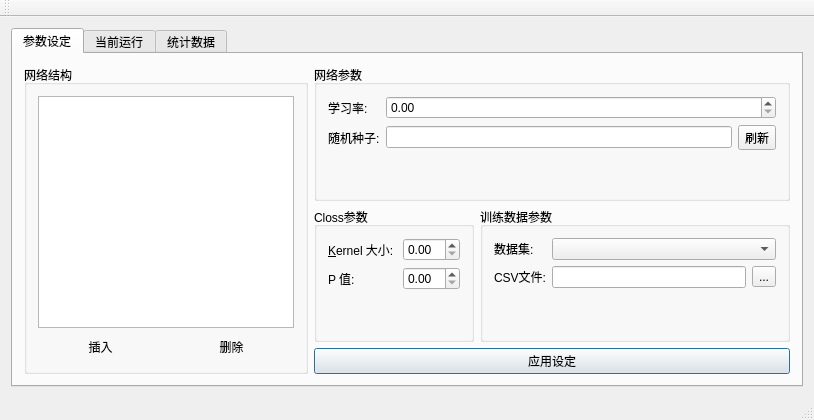
Before: the Qt Designer form app/eyecandy/widgets/mainwindow.ui in Aetf/ClossANN, drawn with Qt 5.
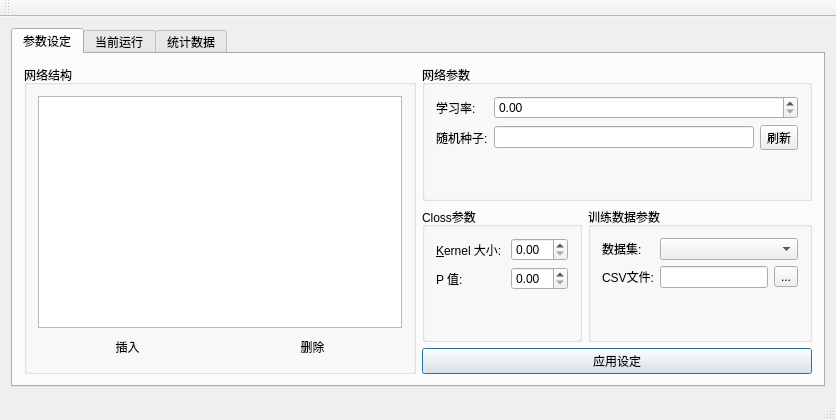
After: the same form once the commit is applied. Custom widgets are drawn as their Qt base class.

What changed in the file:
```diff
--- a/app/eyecandy/widgets/mainwindow.ui
+++ b/app/eyecandy/widgets/mainwindow.ui
@@ -6,7 +6,7 @@
    <rect>
     <x>0</x>
     <y>0</y>
-    <width>814</width>
+    <width>836</width>
     <height>420</height>
    </rect>
   </property>
@@ -24,8 +24,8 @@
        <attribute name="title">
         <string>参数设定</string>
        </attribute>
-       <layout class="QGridLayout" name="gridLayout">
-        <item row="0" column="1" rowspan="3">
+       <layout class="QGridLayout" name="gridLayout" columnstretch="1,0,0">
+        <item row="0" column="0" rowspan="3">
          <widget class="QGroupBox" name="groupNetStru">
           <property name="sizePolicy">
            <sizepolicy hsizetype="Preferred" vsizetype="Preferred">
@@ -43,7 +43,7 @@
            <item>
             <widget class="QTableView" name="tableNetStru">
              <property name="sizePolicy">
-              <sizepolicy hsizetype="Preferred" vsizetype="Expanding">
+              <sizepolicy hsizetype="MinimumExpanding" vsizetype="Expanding">
                <horstretch>0</horstretch>
                <verstretch>0</verstretch>
               </sizepolicy>
@@ -77,7 +77,7 @@
           </layout>
          </widget>
         </item>
-        <item row="1" column="2">
+        <item row="1" column="1">
          <widget class="QGroupBox" name="groupCloss">
           <property name="title">
            <string>Closs参数</string>
@@ -115,7 +115,7 @@
           </layout>
          </widget>
         </item>
-        <item row="1" column="3">
+        <item row="1" column="2">
          <widget class="QGroupBox" name="groupData">
           <property name="title">
            <string>训练数据参数</string>
@@ -155,7 +155,7 @@
           </layout>
          </widget>
         </item>
-        <item row="0" column="2" colspan="2">
+        <item row="0" column="1" colspan="2">
          <widget class="QGroupBox" name="groupNet">
           <property name="title">
            <string>网络参数</string>
@@ -187,7 +187,14 @@
            <item row="1" column="1">
             <layout class="QHBoxLayout" name="horizontalLayout_4">
              <item>
-              <widget class="QLineEdit" name="lineRandSeed"/>
+              <widget class="QLineEdit" name="lineRandSeed">
+               <property name="sizePolicy">
+                <sizepolicy hsizetype="Preferred" vsizetype="Fixed">
+                 <horstretch>0</horstretch>
+                 <verstretch>0</verstretch>
+                </sizepolicy>
+               </property>
+              </widget>
              </item>
              <item>
               <widget class="QToolButton" name="btnRefreshSeed">
@@ -201,7 +208,7 @@
           </layout>
          </widget>
         </item>
-        <item row="2" column="2" colspan="2">
+        <item row="2" column="1" colspan="2">
          <widget class="QPushButton" name="btnApplyConfig">
           <property name="text">
            <string>应用设定</string>
```
